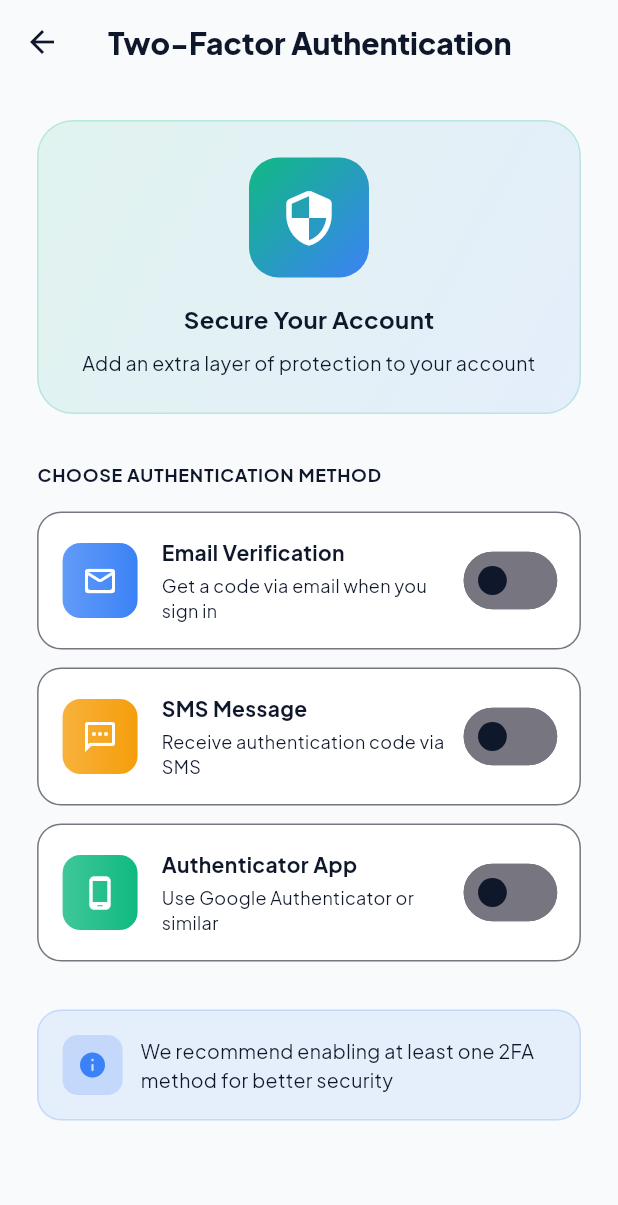
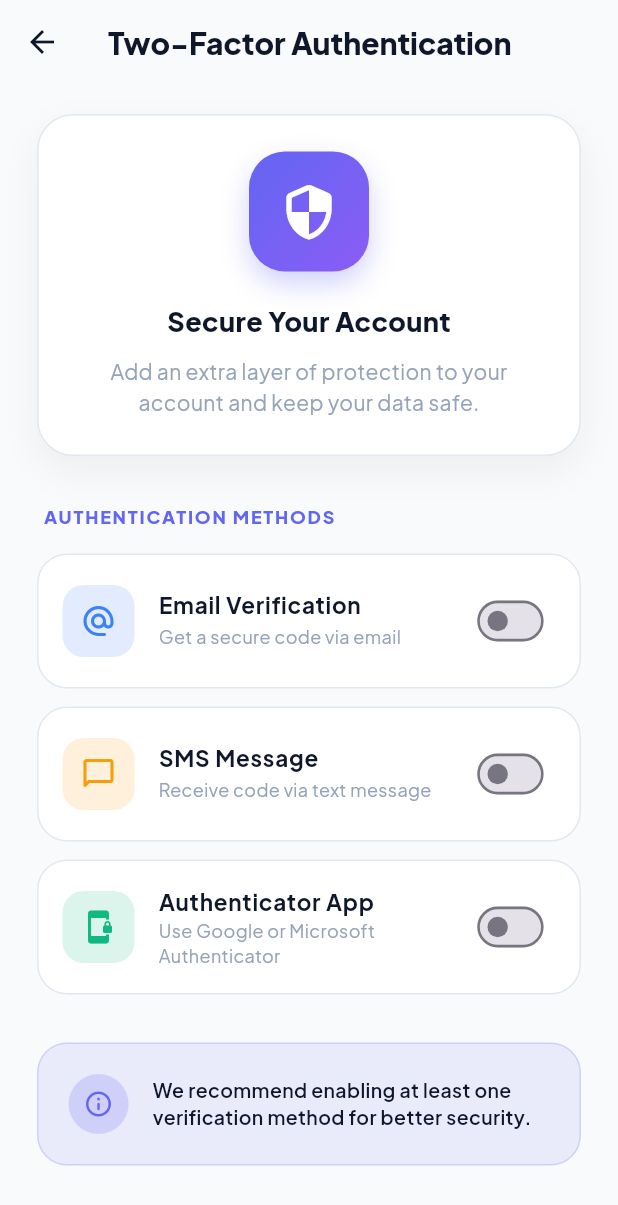
Before and after one commit to Avinash174/Do-Now-, a Flutter app: the SecurityPrivacyView screen opened by its route, after a tap on "Two-Factor Auth", on a phone screen of 412 x 824 dp. Shown: the top 1205 px of the screen. Run offline on Flutter 3.47's test engine with Material 3 defaults, Android fonts, the phone set to English and light mode, and no system bars; drawn by our look-alikes of flutter_animate; our stand-ins replace awesome_snackbar_content, firebase_auth, firebase_core, firebase_database, firebase_messaging, firebase_storage and 9 more; accounts and stored records are empty.

Commit message:
feat: implement theme-dependent text colors and status bar styling across security and privacy views.

```diff
--- a/lib/view/security_privacy_view.dart
+++ b/lib/view/security_privacy_view.dart
@@ -15,27 +15,31 @@ class SecurityPrivacyView extends StatelessWidget {
     final size = MediaQuery.of(context).size;
     final isSmallScreen = size.width < 360;
     final theme = Theme.of(context);
+    final isDark = theme.brightness == Brightness.dark;
+    final textColor = isDark ? Colors.white : AppColors.textDark;
+    final mutedTextColor = isDark ? Colors.white70 : AppColors.textLight;
 
-    return Scaffold(
+    return AnnotatedRegion<SystemUiOverlayStyle>(
+      value: SystemUiOverlayStyle(
+        statusBarColor: Colors.transparent,
+        statusBarIconBrightness: isDark ? Brightness.light : Brightness.dark,
+        statusBarBrightness: isDark ? Brightness.dark : Brightness.light,
+      ),
+      child: Scaffold(
         backgroundColor: theme.scaffoldBackgroundColor,
         appBar: AppBar(
           backgroundColor: theme.scaffoldBackgroundColor,
           elevation: 0,
-        leading: PlatformBackButton(
-          color: theme.textTheme.bodyLarge?.color ?? AppColors.textDark,
-        ),
+          leading: PlatformBackButton(color: textColor),
           title: Text(
             'Security & Privacy',
             style: GoogleFonts.plusJakartaSans(
-            color: theme.textTheme.titleLarge?.color ?? AppColors.textDark,
+              color: textColor,
               fontWeight: FontWeight.w800,
               fontSize: isSmallScreen ? 18 : 20,
             ),
           ),
           centerTitle: true,
-        systemOverlayStyle: theme.brightness == Brightness.dark
-            ? SystemUiOverlayStyle.light
-            : SystemUiOverlayStyle.dark,
         ),
         body: SafeArea(
           child: SingleChildScrollView(
@@ -46,7 +50,11 @@ class SecurityPrivacyView extends StatelessWidget {
             child: Column(
               crossAxisAlignment: CrossAxisAlignment.start,
               children: [
-              _buildSectionHeader(context, 'SECURITY SETTINGS', isSmallScreen),
+                _buildSectionHeader(
+                  context,
+                  'SECURITY SETTINGS',
+                  isSmallScreen,
+                ),
                 const SizedBox(height: 16),
                 _buildSecurityTile(
                   context,
@@ -55,6 +63,8 @@ class SecurityPrivacyView extends StatelessWidget {
                   Icons.lock_outline_rounded,
                   () => Navigator.pushNamed(context, AppRoutes.changePassword),
                   isSmallScreen,
+                  textColor: textColor,
+                  mutedTextColor: mutedTextColor,
                 ),
                 const SizedBox(height: 12),
                 _buildSecurityTile(
@@ -64,6 +74,8 @@ class SecurityPrivacyView extends StatelessWidget {
                   Icons.shield_outlined,
                   () => Navigator.pushNamed(context, AppRoutes.twoFactorAuth),
                   isSmallScreen,
+                  textColor: textColor,
+                  mutedTextColor: mutedTextColor,
                 ),
                 const SizedBox(height: 12),
                 _buildSecurityTile(
@@ -73,6 +85,8 @@ class SecurityPrivacyView extends StatelessWidget {
                   Icons.face_unlock_rounded,
                   () => Navigator.pushNamed(context, AppRoutes.faceIdBiometric),
                   isSmallScreen,
+                  textColor: textColor,
+                  mutedTextColor: mutedTextColor,
                 ),
                 const SizedBox(height: 32),
                 _buildSectionHeader(context, 'PRIVACY SETTINGS', isSmallScreen),
@@ -82,8 +96,11 @@ class SecurityPrivacyView extends StatelessWidget {
                   'Profile Visibility',
                   'Manage who can see your profile',
                   Icons.visibility_outlined,
-                () => Navigator.pushNamed(context, AppRoutes.profileVisibility),
+                  () =>
+                      Navigator.pushNamed(context, AppRoutes.profileVisibility),
                   isSmallScreen,
+                  textColor: textColor,
+                  mutedTextColor: mutedTextColor,
                 ),
                 const SizedBox(height: 12),
                 _buildSecurityTile(
@@ -93,6 +110,8 @@ class SecurityPrivacyView extends StatelessWidget {
                   Icons.download_rounded,
                   () => Navigator.pushNamed(context, AppRoutes.dataExport),
                   isSmallScreen,
+                  textColor: textColor,
+                  mutedTextColor: mutedTextColor,
                 ),
                 const SizedBox(height: 12),
                 _buildSecurityTile(
@@ -103,9 +122,12 @@ class SecurityPrivacyView extends StatelessWidget {
                   () => Navigator.pushNamed(context, AppRoutes.privacyPolicy),
                   isSmallScreen,
                   showTrailing: true,
+                  textColor: textColor,
+                  mutedTextColor: mutedTextColor,
                 ),
                 const SizedBox(height: 100),
               ],
+            ),
           ),
         ),
       ),
@@ -136,6 +158,8 @@ class SecurityPrivacyView extends StatelessWidget {
     VoidCallback onTap,
     bool isSmallScreen, {
     bool showTrailing = false,
+    required Color textColor,
+    required Color mutedTextColor,
   }) {
     final theme = Theme.of(context);
     return Container(
@@ -167,21 +191,21 @@ class SecurityPrivacyView extends StatelessWidget {
           style: GoogleFonts.plusJakartaSans(
             fontSize: isSmallScreen ? 14 : 16,
             fontWeight: FontWeight.w800,
-            color: theme.textTheme.titleMedium?.color ?? AppColors.textDark,
+            color: textColor,
           ),
         ),
         subtitle: Text(
           subtitle,
           style: GoogleFonts.plusJakartaSans(
             fontSize: isSmallScreen ? 11 : 12,
-            color: theme.textTheme.bodySmall?.color ?? AppColors.textLight,
+            color: mutedTextColor,
           ),
         ),
         trailing: Icon(
           showTrailing
               ? Icons.open_in_new_rounded
               : Icons.chevron_right_rounded,
-          color: theme.textTheme.bodySmall?.color ?? AppColors.textLight,
+          color: mutedTextColor,
           size: 20,
         ),
       ),
--- a/lib/view/two_factor_auth_view.dart
+++ b/lib/view/two_factor_auth_view.dart
@@ -1,4 +1,5 @@
 import 'package:flutter/material.dart';
+import 'package:flutter/services.dart';
 import 'package:flutter_animate/flutter_animate.dart';
 import 'package:google_fonts/google_fonts.dart';
 
@@ -22,27 +23,35 @@ class _TwoFactorAuthViewState extends State<TwoFactorAuthView> {
     final size = MediaQuery.of(context).size;
     final isSmallScreen = size.width < 360;
     final theme = Theme.of(context);
+    final isDark = theme.brightness == Brightness.dark;
 
-    return Scaffold(
+    // Theme-based colors for consistency
+    final textColor = isDark ? Colors.white : AppColors.textDark;
+    final mutedTextColor = isDark ? Colors.white70 : AppColors.textMuted;
+    final cardColor = theme.cardColor;
+    final borderColor = isDark ? Colors.white10 : AppColors.borderColor;
+
+    return AnnotatedRegion<SystemUiOverlayStyle>(
+      value: SystemUiOverlayStyle(
+        statusBarColor: Colors.transparent,
+        statusBarIconBrightness: isDark ? Brightness.light : Brightness.dark,
+        statusBarBrightness: isDark ? Brightness.dark : Brightness.light,
+        systemNavigationBarColor: theme.scaffoldBackgroundColor,
+        systemNavigationBarIconBrightness: isDark
+            ? Brightness.light
+            : Brightness.dark,
+      ),
+      child: Scaffold(
         backgroundColor: theme.scaffoldBackgroundColor,
         appBar: AppBar(
           backgroundColor: theme.scaffoldBackgroundColor,
           elevation: 0,
-        leading: PlatformBackButton(
-          color:
-              theme.textTheme.titleMedium?.color ??
-              (theme.brightness == Brightness.dark
-                  ? Colors.white
-                  : AppColors.textDark),
-        ),
+          scrolledUnderElevation: 0,
+          leading: PlatformBackButton(color: textColor),
           title: Text(
             'Two-Factor Authentication',
             style: GoogleFonts.plusJakartaSans(
-            color:
-                theme.textTheme.titleMedium?.color ??
-                (theme.brightness == Brightness.dark
-                    ? Colors.white
-                    : AppColors.textDark),
+              color: textColor,
               fontWeight: FontWeight.w800,
               fontSize: isSmallScreen ? 18 : 20,
             ),
@@ -51,36 +60,31 @@ class _TwoFactorAuthViewState extends State<TwoFactorAuthView> {
         ),
         body: SafeArea(
           child: SingleChildScrollView(
+            physics: const BouncingScrollPhysics(),
             padding: EdgeInsets.symmetric(
               horizontal: size.width * 0.06,
-            vertical: 24,
+              vertical: 20,
             ),
             child: Column(
               crossAxisAlignment: CrossAxisAlignment.start,
               children: [
-              // Header card
+                // Header card - Improved for dark mode visibility
                 Container(
                   width: double.infinity,
                   padding: const EdgeInsets.all(24),
                   decoration: BoxDecoration(
-                  gradient: LinearGradient(
-                    colors: [
-                      AppColors.success.withValues(
-                        alpha: theme.brightness == Brightness.dark ? 0.2 : 0.1,
+                    color: cardColor,
+                    borderRadius: BorderRadius.circular(24),
+                    border: Border.all(color: borderColor),
+                    boxShadow: [
+                      BoxShadow(
+                        color: Colors.black.withValues(
+                          alpha: isDark ? 0.3 : 0.05,
                         ),
-                      AppColors.info.withValues(
-                        alpha: theme.brightness == Brightness.dark ? 0.2 : 0.1,
+                        blurRadius: 20,
+                        offset: const Offset(0, 10),
                       ),
                     ],
-                    begin: Alignment.topLeft,
-                    end: Alignment.bottomRight,
-                  ),
-                  borderRadius: BorderRadius.circular(24),
-                  border: Border.all(
-                    color: AppColors.success.withValues(
-                      alpha: theme.brightness == Brightness.dark ? 0.4 : 0.2,
-                    ),
-                  ),
                   ),
                   child: Column(
                     children: [
@@ -89,143 +93,149 @@ class _TwoFactorAuthViewState extends State<TwoFactorAuthView> {
                         height: 80,
                         decoration: BoxDecoration(
                           gradient: LinearGradient(
-                          colors: [AppColors.success, AppColors.info],
+                            colors: [
+                              AppColors.primaryBlue,
+                              AppColors.primaryAccent,
+                            ],
                             begin: Alignment.topLeft,
                             end: Alignment.bottomRight,
                           ),
-                        borderRadius: BorderRadius.circular(20),
+                          borderRadius: BorderRadius.circular(24),
+                          boxShadow: [
+                            BoxShadow(
+                              color: AppColors.primaryBlue.withValues(
+                                alpha: 0.3,
+                              ),
+                              blurRadius: 15,
+                              offset: const Offset(0, 8),
+                            ),
+                          ],
                         ),
                         child: const Icon(
                           Icons.security_rounded,
                           size: 40,
                           color: Colors.white,
                         ),
-                    ).animate().scale(duration: 500.ms, curve: Curves.easeOut),
-                    const SizedBox(height: 16),
+                      ).animate().scale(
+                        duration: 600.ms,
+                        curve: Curves.easeOutBack,
+                      ),
+                      const SizedBox(height: 20),
                       Text(
                         'Secure Your Account',
                         style: GoogleFonts.plusJakartaSans(
-                        fontSize: 16,
-                        fontWeight: FontWeight.w700,
-                        color:
-                            theme.textTheme.titleMedium?.color ??
-                            (theme.brightness == Brightness.dark
-                                ? Colors.white
-                                : AppColors.textDark),
+                          fontSize: 18,
+                          fontWeight: FontWeight.w800,
+                          color: textColor,
                         ),
                       ),
-                    const SizedBox(height: 8),
+                      const SizedBox(height: 10),
                       Text(
-                      'Add an extra layer of protection to your account',
+                        'Add an extra layer of protection to your account and keep your data safe.',
                         textAlign: TextAlign.center,
                         style: GoogleFonts.plusJakartaSans(
-                        fontSize: 13,
-                        color:
-                            theme.textTheme.bodySmall?.color ??
-                            (theme.brightness == Brightness.dark
-                                ? Colors.white70
-                                : AppColors.textMuted),
+                          fontSize: 14,
+                          color: mutedTextColor,
+                          height: 1.5,
                         ),
                       ),
                     ],
                   ),
                 ),
                 const SizedBox(height: 32),
-              Text(
-                'CHOOSE AUTHENTICATION METHOD',
+
+                Padding(
+                  padding: const EdgeInsets.only(left: 4, bottom: 16),
+                  child: Text(
+                    'AUTHENTICATION METHODS',
                     style: GoogleFonts.plusJakartaSans(
                       fontSize: 12,
-                  fontWeight: FontWeight.w700,
-                  color:
-                      theme.textTheme.bodySmall?.color ??
-                      (theme.brightness == Brightness.dark
-                          ? Colors.white60
-                          : AppColors.textMuted),
-                  letterSpacing: 0.5,
+                      fontWeight: FontWeight.w800,
+                      color: AppColors.primaryBlue,
+                      letterSpacing: 1.2,
                     ),
                   ),
-              const SizedBox(height: 16),
+                ),
+
                 // Email 2FA
                 _buildAuthMethodTile(
                   context: context,
-                icon: Icons.mail_outline_rounded,
+                  icon: Icons.alternate_email_rounded,
                   title: 'Email Verification',
-                subtitle: 'Get a code via email when you sign in',
+                  subtitle: 'Get a secure code via email',
                   value: _emailEnabled,
                   color: AppColors.info,
                   onChanged: (value) => setState(() => _emailEnabled = value),
                 ),
                 const SizedBox(height: 12),
+
                 // SMS 2FA
                 _buildAuthMethodTile(
                   context: context,
-                icon: Icons.sms_outlined,
+                  icon: Icons.chat_bubble_outline_rounded,
                   title: 'SMS Message',
-                subtitle: 'Receive authentication code via SMS',
+                  subtitle: 'Receive code via text message',
                   value: _smsEnabled,
                   color: AppColors.warning,
                   onChanged: (value) => setState(() => _smsEnabled = value),
                 ),
                 const SizedBox(height: 12),
+
                 // Authenticator App
                 _buildAuthMethodTile(
                   context: context,
-                icon: Icons.phone_android_rounded,
+                  icon: Icons.phonelink_lock_rounded,
                   title: 'Authenticator App',
-                subtitle: 'Use Google Authenticator or similar',
+                  subtitle: 'Use Google or Microsoft Authenticator',
                   value: _appEnabled,
                   color: AppColors.success,
                   onChanged: (value) => setState(() => _appEnabled = value),
                 ),
+
                 const SizedBox(height: 32),
-              // Info card
+
+                // Info card - Highly visible for all themes
                 Container(
-                padding: const EdgeInsets.all(16),
+                  padding: const EdgeInsets.all(20),
                   decoration: BoxDecoration(
-                  color: AppColors.info.withValues(
-                    alpha: theme.brightness == Brightness.dark ? 0.2 : 0.1,
-                  ),
-                  borderRadius: BorderRadius.circular(16),
+                    color: AppColors.primaryBlue.withValues(alpha: 0.1),
+                    borderRadius: BorderRadius.circular(20),
                     border: Border.all(
-                    color: AppColors.info.withValues(
-                      alpha: theme.brightness == Brightness.dark ? 0.4 : 0.2,
-                    ),
+                      color: AppColors.primaryBlue.withValues(alpha: 0.2),
                     ),
                   ),
                   child: Row(
                     children: [
                       Container(
-                      width: 40,
-                      height: 40,
+                        padding: const EdgeInsets.all(10),
                         decoration: BoxDecoration(
-                        color: AppColors.info.withValues(alpha: 0.2),
-                        borderRadius: BorderRadius.circular(10),
+                          color: AppColors.primaryBlue.withValues(alpha: 0.2),
+                          shape: BoxShape.circle,
                         ),
                         child: const Icon(
-                        Icons.info_rounded,
-                        color: AppColors.info,
+                          Icons.info_outline_rounded,
+                          color: AppColors.primaryBlue,
                           size: 20,
                         ),
                       ),
-                    const SizedBox(width: 12),
+                      const SizedBox(width: 16),
                       Expanded(
                         child: Text(
-                        'We recommend enabling at least one 2FA method for better security',
+                          'We recommend enabling at least one verification method for better security.',
                           style: GoogleFonts.plusJakartaSans(
                             fontSize: 13,
-                          color:
-                              theme.textTheme.bodyMedium?.color ??
-                              (theme.brightness == Brightness.dark
-                                  ? Colors.white
-                                  : AppColors.textDark),
+                            color: textColor,
+                            fontWeight: FontWeight.w600,
+                            height: 1.4,
                           ),
                         ),
                       ),
                     ],
                   ),
                 ),
-              const SizedBox(height: 100),
+                const SizedBox(height: 120),
               ],
+            ),
           ),
         ),
       ),
@@ -241,88 +251,74 @@ class _TwoFactorAuthViewState extends State<TwoFactorAuthView> {
     required Color color,
     required Function(bool) onChanged,
   }) {
-    final theme = Theme.of(context);
+    final isDark = Theme.of(context).brightness == Brightness.dark;
+    final textColor = isDark ? Colors.white : AppColors.textDark;
+    final mutedTextColor = isDark ? Colors.white70 : AppColors.textMuted;
+    final cardColor = Theme.of(context).cardColor;
+    final borderColor = isDark ? Colors.white10 : AppColors.borderColor;
+
     return Container(
-      padding: const EdgeInsets.all(16),
       decoration: BoxDecoration(
-        color: theme.cardColor,
-        borderRadius: BorderRadius.circular(16),
+        color: cardColor,
+        borderRadius: BorderRadius.circular(20),
         border: Border.all(
-          color: value ? color.withValues(alpha: 0.3) : theme.dividerColor,
+          color: value ? color.withValues(alpha: 0.5) : borderColor,
           width: value ? 2 : 1,
         ),
         boxShadow: value
             ? [
                 BoxShadow(
-                  color: color.withValues(alpha: 0.1),
-                  blurRadius: 16,
-                  spreadRadius: 2,
+                  color: color.withValues(alpha: 0.15),
+                  blurRadius: 12,
+                  offset: const Offset(0, 4),
                 ),
               ]
             : [],
       ),
-      child: Row(
-        children: [
-          Container(
-            width: 50,
-            height: 50,
+      child: ListTile(
+        contentPadding: const EdgeInsets.symmetric(horizontal: 16, vertical: 8),
+        shape: RoundedRectangleBorder(borderRadius: BorderRadius.circular(20)),
+        onTap: () {
+          HapticFeedback.lightImpact();
+          onChanged(!value);
+        },
+        leading: Container(
+          width: 48,
+          height: 48,
           decoration: BoxDecoration(
-              gradient: LinearGradient(
-                colors: [color.withValues(alpha: 0.8), color],
+            color: color.withValues(alpha: 0.15),
+            borderRadius: BorderRadius.circular(14),
           ),
-              borderRadius: BorderRadius.circular(12),
+          child: Icon(icon, color: color, size: 24),
         ),
-            child: Icon(icon, color: Colors.white, size: 24),
-          ),
-          const SizedBox(width: 16),
-          Expanded(
-            child: Column(
-              crossAxisAlignment: CrossAxisAlignment.start,
-              children: [
-                Text(
+        title: Text(
           title,
           style: GoogleFonts.plusJakartaSans(
-                    fontSize: 14,
+            fontSize: 15,
             fontWeight: FontWeight.w700,
-                    color:
-                        theme.textTheme.titleMedium?.color ??
-                        (theme.brightness == Brightness.dark
-                            ? Colors.white
-                            : AppColors.textDark),
+            color: textColor,
           ),
         ),
-                const SizedBox(height: 4),
-                Text(
+        subtitle: Text(
           subtitle,
           style: GoogleFonts.plusJakartaSans(
             fontSize: 12,
-                    color:
-                        theme.textTheme.bodySmall?.color ??
-                        (theme.brightness == Brightness.dark
-                            ? Colors.white70
-                            : AppColors.textMuted),
+            color: mutedTextColor,
           ),
         ),
-              ],
+        trailing: Transform.scale(
+          scale: 0.85,
+          child: Switch.adaptive(
+            value: value,
+            activeColor: color,
+            activeTrackColor: color.withValues(alpha: 0.3),
+            onChanged: (val) {
+              HapticFeedback.mediumImpact();
+              onChanged(val);
+            },
           ),
         ),
-          const SizedBox(width: 12),
-          Transform.scale(
-            scale: 1.2,
-            child: Switch(
-              value: value,
-              onChanged: onChanged,
-              activeColor: color,
-              inactiveThumbColor:
-                  theme.textTheme.bodySmall?.color ??
-                  (theme.brightness == Brightness.dark
-                      ? Colors.white
-                      : AppColors.textMuted),
-              inactiveTrackColor: theme.dividerColor,
       ),
-          ),
-        ],
-      ),
-    );
+    ).animate().fadeIn(duration: 400.ms).slideY(begin: 0.05, end: 0);
   }
 }
```
Also changed, not shown: lib/view/change_password_view.dart (+48 -30 lines), lib/view/profile_visibility_view.dart (+65 -50 lines). Lines whose indentation alone changed are shown as unchanged.
